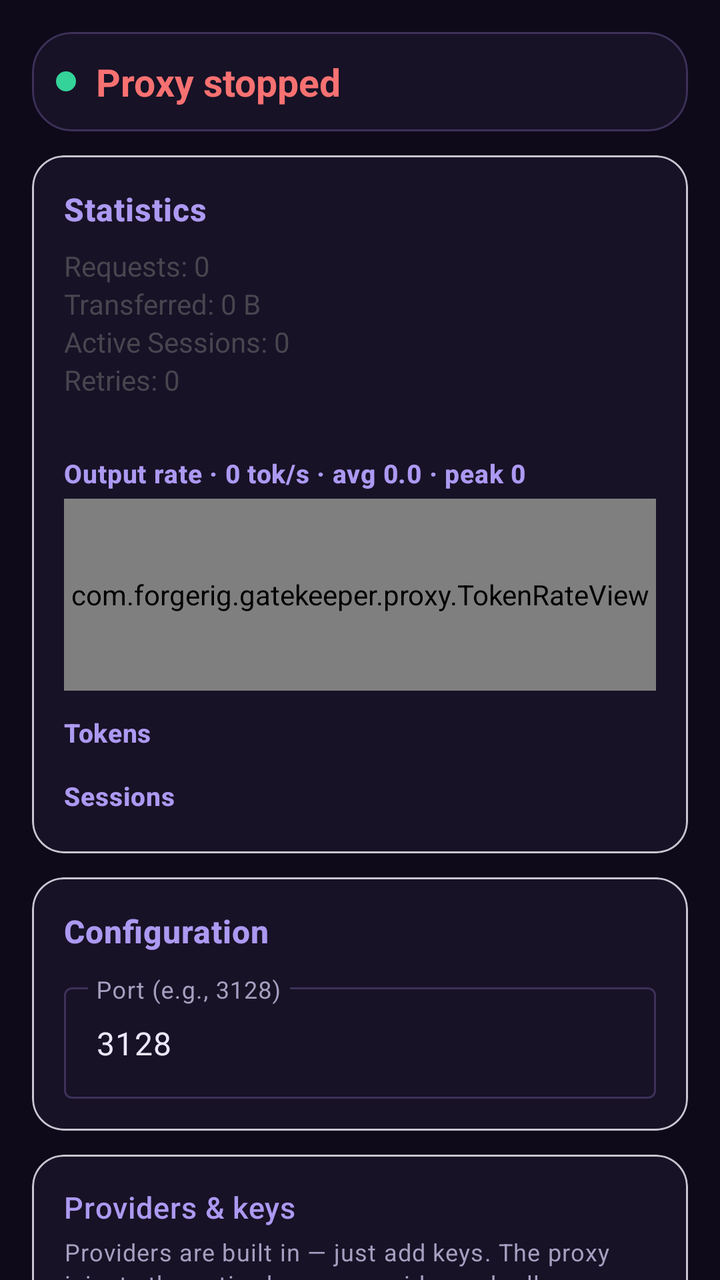
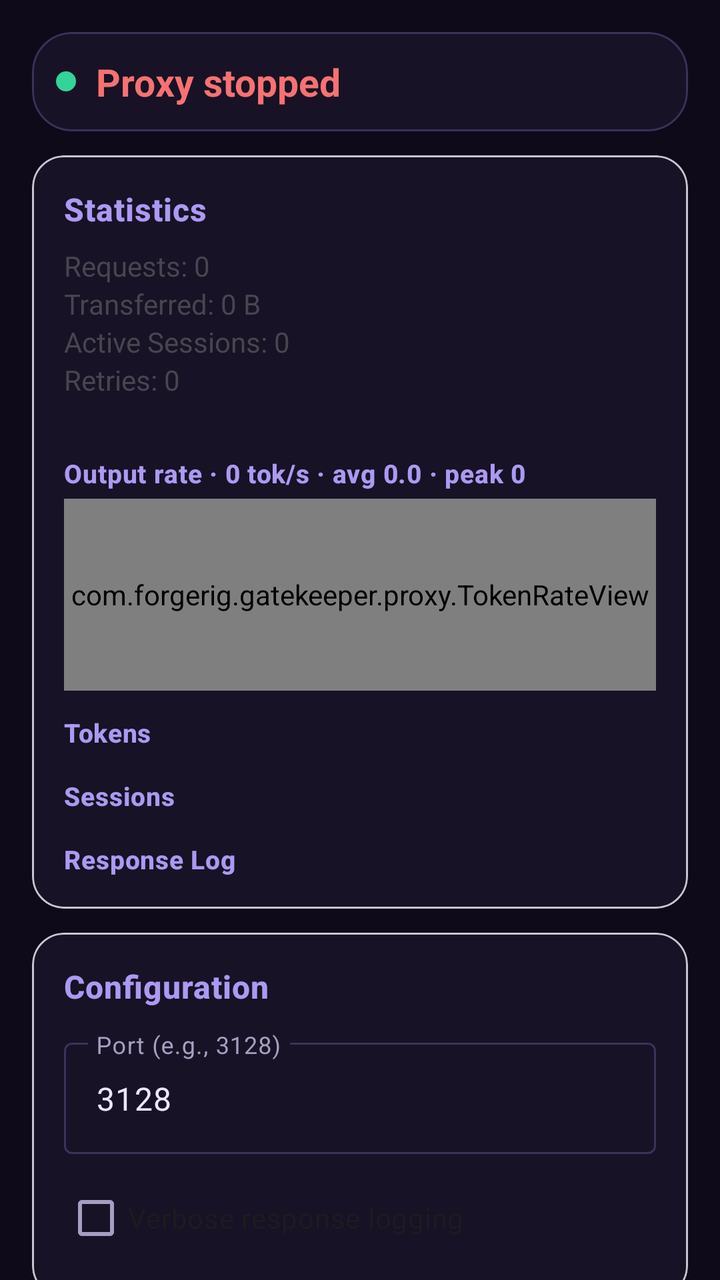

Two renders of the same Android screen: before a commit and after it. Below are the layout's source before the change and the commit's diff.
<!-- AndroidManifest.xml: activity theme Theme.ProxyApp.NoActionBar -->
<!-- res/layout/activity_main.xml -->
<?xml version="1.0" encoding="utf-8"?>
<androidx.constraintlayout.widget.ConstraintLayout
    xmlns:android="http://schemas.android.com/apk/res/android"
    xmlns:app="http://schemas.android.com/apk/res-auto"
    xmlns:tools="http://schemas.android.com/tools"
    android:layout_width="match_parent"
    android:layout_height="match_parent"
    android:fitsSystemWindows="true"
    tools:context=".MainActivity">

    <androidx.core.widget.NestedScrollView
        android:layout_width="match_parent"
        android:layout_height="0dp"
        android:fillViewport="true"
        app:layout_constraintBottom_toBottomOf="parent"
        app:layout_constraintTop_toTopOf="parent"
        app:layout_constraintStart_toStartOf="parent"
        app:layout_constraintEnd_toEndOf="parent">

        <LinearLayout
            android:layout_width="match_parent"
            android:layout_height="wrap_content"
            android:orientation="vertical"
            android:padding="16dp">

            <com.google.android.material.card.MaterialCardView
                android:id="@+id/statusCard"
                android:layout_width="match_parent"
                android:layout_height="wrap_content"
                android:layout_marginBottom="12dp"
                app:cardCornerRadius="20dp"
                app:strokeWidth="1dp"
                app:strokeColor="@color/outline"
                app:cardBackgroundColor="@color/surface">

                <LinearLayout
                    android:layout_width="match_parent"
                    android:layout_height="wrap_content"
                    android:orientation="vertical"
                    android:padding="12dp">

                    <LinearLayout
                        android:layout_width="match_parent"
                        android:layout_height="wrap_content"
                        android:orientation="horizontal"
                        android:gravity="center_vertical">

                        <View
                            android:id="@+id/statusDot"
                            android:layout_width="10dp"
                            android:layout_height="10dp"
                            android:layout_marginEnd="10dp"
                            android:background="@drawable/status_dot" />

                        <TextView
                            android:id="@+id/statusText"
                            android:layout_width="0dp"
                            android:layout_height="wrap_content"
                            android:layout_weight="1"
                            android:text="@string/proxy_stopped"
                            android:textSize="19sp"
                            android:textStyle="bold"
                            android:textColor="@color/red" />
                    </LinearLayout>

                    <TextView
                        android:id="@+id/portText"
                        android:layout_width="match_parent"
                        android:layout_height="wrap_content"
                        android:text=""
                        android:textSize="13sp"
                        android:gravity="center"
                        android:layout_marginTop="4dp"
                        android:textColor="@color/purple_200"
                        android:visibility="gone"/>

                    <TextView
                        android:id="@+id/upstreamText"
                        android:layout_width="match_parent"
                        android:layout_height="wrap_content"
                        android:text=""
                        android:textSize="12sp"
                        android:gravity="center"
                        android:layout_marginTop="2dp"
                        android:visibility="gone"/>
                </LinearLayout>
            </com.google.android.material.card.MaterialCardView>

            <com.google.android.material.card.MaterialCardView
                android:id="@+id/statsCard"
                android:layout_width="match_parent"
                android:layout_height="wrap_content"
                app:cardBackgroundColor="@color/surface"
                android:layout_marginBottom="12dp"
                app:cardCornerRadius="16dp">

                <LinearLayout
                    android:layout_width="match_parent"
                    android:layout_height="wrap_content"
                    android:orientation="vertical"
                    android:padding="16dp">

                    <TextView
                        android:layout_width="match_parent"
                        android:layout_height="wrap_content"
                        android:text="Statistics"
                        android:textSize="16sp"
                        android:textStyle="bold"
                        style="@style/Text.SectionTitle"/>

                    <TextView
                        android:id="@+id/requestsText"
                        android:layout_width="match_parent"
                        android:layout_height="wrap_content"
                        android:text="Requests: 0"
                        android:layout_marginTop="8dp"/>

                    <TextView
                        android:id="@+id/bytesText"
                        android:layout_width="match_parent"
                        android:layout_height="wrap_content"
                        android:text="Transferred: 0 B"/>

                    <TextView
                        android:id="@+id/sessionsText"
                        android:layout_width="match_parent"
                        android:layout_height="wrap_content"
                        android:text="Active Sessions: 0"/>

                    <TextView
                        android:id="@+id/retriesText"
                        android:layout_width="match_parent"
                        android:layout_height="wrap_content"
                        android:text="Retries: 0"/>

                    
                    <TextView
                        android:id="@+id/hostsText"
                        android:layout_width="match_parent"
                        android:layout_height="wrap_content"
                        android:textSize="12sp"
                        android:fontFamily="monospace"
                        android:text=""/>

                    
                    <TextView
                        android:id="@+id/rateTitleText"
                        android:layout_width="match_parent"
                        android:layout_height="wrap_content"
                        android:layout_marginTop="12dp"
                        android:text="Output rate · 0 tok/s · avg 0.0 · peak 0"
                        android:textSize="13sp"
                        android:textStyle="bold"
                        style="@style/Text.SectionTitle"/>

                    <com.forgerig.gatekeeper.proxy.TokenRateView
                        android:id="@+id/rateChart"
                        android:layout_width="match_parent"
                        android:layout_height="96dp"
                        android:layout_marginTop="4dp"/>

                    
                    <TextView
                        android:layout_width="match_parent"
                        android:layout_height="wrap_content"
                        android:layout_marginTop="12dp"
                        android:text="Tokens"
                        android:textSize="13sp"
                        android:textStyle="bold"
                        style="@style/Text.SectionTitle"/>

                    <TableLayout
                        android:id="@+id/tokensTable"
                        android:layout_width="match_parent"
                        android:layout_height="wrap_content"
                        android:layout_marginTop="4dp"
                        android:stretchColumns="1,2,3,4,5"
                        android:shrinkColumns="0">
                    </TableLayout>

                    <TextView
                        android:layout_width="match_parent"
                        android:layout_height="wrap_content"
                        android:layout_marginTop="10dp"
                        android:text="Sessions"
                        android:textSize="13sp"
                        android:textStyle="bold"
                        style="@style/Text.SectionTitle"/>

                    <LinearLayout
                        android:id="@+id/sessionsList"
                        android:layout_width="match_parent"
                        android:layout_height="wrap_content"
                        android:layout_marginTop="4dp"
                        android:orientation="vertical">
                    </LinearLayout>

                </LinearLayout>
            </com.google.android.material.card.MaterialCardView>

            <com.google.android.material.card.MaterialCardView
                android:id="@+id/configCard"
                android:layout_width="match_parent"
                android:layout_height="wrap_content"
                app:cardBackgroundColor="@color/surface"
                android:layout_marginBottom="12dp"
                app:cardCornerRadius="16dp">

                <LinearLayout
                    android:layout_width="match_parent"
                    android:layout_height="wrap_content"
                    android:orientation="vertical"
                    android:padding="16dp">

                    <TextView
                        android:layout_width="match_parent"
                        android:layout_height="wrap_content"
                        android:text="Configuration"
                        android:textSize="16sp"
                        android:textStyle="bold"
                        style="@style/Text.SectionTitle"/>

                    <com.google.android.material.textfield.TextInputLayout
                        android:layout_width="match_parent"
                        android:layout_height="wrap_content"
                        android:layout_marginTop="12dp"
                        android:hint="@string/port_hint"
                        style="@style/Widget.Material3.TextInputLayout.OutlinedBox">

                        <com.google.android.material.textfield.TextInputEditText
                            android:id="@+id/portInput"
                            android:layout_width="match_parent"
                            android:layout_height="wrap_content"
                            android:inputType="number"
                            android:text="3128"/>
                    </com.google.android.material.textfield.TextInputLayout>

                </LinearLayout>
            </com.google.android.material.card.MaterialCardView>

            <com.google.android.material.card.MaterialCardView
                android:id="@+id/providersCard"
                android:layout_width="match_parent"
                android:layout_height="wrap_content"
                android:layout_marginBottom="12dp"
                app:cardCornerRadius="16dp"
                app:cardBackgroundColor="@color/surface">

                <LinearLayout
                    android:layout_width="match_parent"
                    android:layout_height="wrap_content"
                    android:orientation="vertical"
                    android:padding="16dp">

                    <TextView
                        android:layout_width="match_parent"
                        android:layout_height="wrap_content"
                        style="@style/Text.SectionTitle"
                        android:text="@string/providers_title"/>

                    <TextView
                        android:layout_width="match_parent"
                        android:layout_height="wrap_content"
                        style="@style/Text.Hint"
                        android:layout_marginTop="4dp"
                        android:text="@string/providers_hint"/>

                    <TextView
                        android:id="@+id/providersSummaryText"
                        android:layout_width="match_parent"
                        android:layout_height="wrap_content"
                        android:layout_marginTop="8dp"
                        android:textSize="13sp"
                        android:fontFamily="monospace"
                        android:text="no providers configured"/>

                    <com.google.android.material.button.MaterialButton
                        android:id="@+id/addKeyButton"
                        android:layout_width="match_parent"
                        android:layout_height="wrap_content"
                        android:layout_marginTop="8dp"
                        android:text="@string/add_key"
                        style="@style/Widget.Material3.Button.TonalButton"/>

                    <LinearLayout
                        android:layout_width="match_parent"
                        android:layout_height="wrap_content"
                        android:orientation="horizontal"
                        android:layout_marginTop="8dp">

                        <com.google.android.material.button.MaterialButton
                            android:id="@+id/exportBackupButton"
                            android:layout_width="0dp"
                            android:layout_height="wrap_content"
                            android:layout_weight="1"
                            android:layout_marginEnd="4dp"
                            android:text="@string/export_backup"
                            style="@style/Widget.Material3.Button.OutlinedButton"/>

                        <com.google.android.material.button.MaterialButton
                            android:id="@+id/importBackupButton"
                            android:layout_width="0dp"
                            android:layout_height="wrap_content"
                            android:layout_weight="1"
                            android:layout_marginStart="4dp"
                            android:text="@string/import_backup"
                            style="@style/Widget.Material3.Button.OutlinedButton"/>
                    </LinearLayout>

                    <com.google.android.material.button.MaterialButton
                        android:id="@+id/exportCaButton"
                        android:layout_width="match_parent"
                        android:layout_height="wrap_content"
                        android:layout_marginTop="8dp"
                        android:text="@string/export_ca"
                        style="@style/Widget.Material3.Button.OutlinedButton"/>
                </LinearLayout>
            </com.google.android.material.card.MaterialCardView>

            <com.google.android.material.card.MaterialCardView
                android:id="@+id/eventsCard"
                android:layout_width="match_parent"
                android:layout_height="wrap_content"
                android:layout_marginBottom="12dp"
                app:cardCornerRadius="16dp"
                app:cardBackgroundColor="@color/surface">

                <LinearLayout
                    android:layout_width="match_parent"
                    android:layout_height="wrap_content"
                    android:orientation="vertical"
                    android:padding="16dp">

                    <TextView
                        android:layout_width="match_parent"
                        android:layout_height="wrap_content"
                        style="@style/Text.SectionTitle"
                        android:text="@string/events_title"/>

                    <ScrollView
                        android:id="@+id/eventsScrollView"
                        android:layout_width="match_parent"
                        android:layout_height="wrap_content"
                        android:maxHeight="220dp"
                        android:layout_marginTop="8dp"
                        android:background="@drawable/script_block_bg">

                        <TextView
                            android:id="@+id/eventsText"
                            android:layout_width="match_parent"
                            android:layout_height="wrap_content"
                            android:padding="10dp"
                            style="@style/Text.ScriptBlock"
                            android:text="No events yet — start the proxy."/>
                    </ScrollView>
                </LinearLayout>
            </com.google.android.material.card.MaterialCardView>

            <LinearLayout
                android:layout_width="match_parent"
                android:layout_height="wrap_content"
                android:orientation="horizontal"
                android:gravity="center"
                android:layout_marginTop="4dp">

                <com.google.android.material.button.MaterialButton
                    android:id="@+id/startStopButton"
                    android:layout_width="0dp"
                    android:layout_height="wrap_content"
                    android:layout_weight="1"
                    android:layout_marginEnd="8dp"
                    android:text="@string/start_proxy"
                    app:icon="@android:drawable/ic_media_play"/>

                <com.google.android.material.button.MaterialButton
                    android:id="@+id/exportButton"
                    android:layout_width="0dp"
                    android:layout_height="wrap_content"
                    android:layout_weight="1"
                    android:layout_marginStart="8dp"
                    android:text="@string/export_metrics"/>
            </LinearLayout>

            <com.google.android.material.button.MaterialButton
                android:id="@+id/clearButton"
                android:layout_width="match_parent"
                android:layout_height="wrap_content"
                android:layout_marginTop="8dp"
                android:text="@string/clear_metrics"
                style="@style/Widget.Material3.Button.OutlinedButton"/>

            <com.google.android.material.card.MaterialCardView
                android:id="@+id/setupScriptCard"
                android:layout_width="match_parent"
                android:layout_height="wrap_content"
                app:cardBackgroundColor="@color/surface"
                android:layout_marginTop="12dp"
                app:cardCornerRadius="16dp">

                <LinearLayout
                    android:layout_width="match_parent"
                    android:layout_height="wrap_content"
                    android:orientation="vertical"
                    android:padding="16dp">

                    <LinearLayout
                        android:id="@+id/setupScriptHeader"
                        android:layout_width="match_parent"
                        android:layout_height="wrap_content"
                        android:orientation="horizontal"
                        android:gravity="center_vertical"
                        android:clickable="true"
                        android:focusable="true">

                        <TextView
                            android:layout_width="0dp"
                            android:layout_height="wrap_content"
                            android:layout_weight="1"
                            android:text="@string/setup_script_title"
                            android:textSize="16sp"
                            android:textStyle="bold"
                            style="@style/Text.SectionTitle"/>

                        <ImageView
                            android:id="@+id/setupScriptExpandIcon"
                            android:layout_width="32dp"
                            android:layout_height="32dp"
                            android:padding="4dp"
                            android:src="@android:drawable/arrow_down_float"
                            android:contentDescription="@string/expand"/>
                    </LinearLayout>

                    <TextView
                        android:layout_width="match_parent"
                        android:layout_height="wrap_content"
                        android:text="@string/setup_script_hint"
                        style="@style/Text.Hint"
                        android:layout_marginTop="4dp"/>

                    <com.google.android.material.button.MaterialButton
                        android:id="@+id/copyScriptButton"
                        android:layout_width="wrap_content"
                        android:layout_height="wrap_content"
                        android:layout_marginTop="8dp"
                        android:text="@string/copy_setup_script"
                        app:icon="@android:drawable/ic_menu_save"
                        app:strokeWidth="1dp"
                        app:strokeColor="@color/outline"/>

                    <ScrollView
                        android:id="@+id/setupScriptScrollView"
                        android:layout_width="match_parent"
                        android:layout_height="wrap_content"
                        android:maxHeight="280dp"
                        android:layout_marginTop="8dp"
                        android:background="@drawable/script_block_bg"
                        android:visibility="gone">

                        <HorizontalScrollView
                            android:layout_width="match_parent"
                            android:layout_height="wrap_content">

                            <TextView
                                android:id="@+id/setupScriptText"
                                android:layout_width="wrap_content"
                                android:layout_height="wrap_content"
                                android:padding="10dp"
                                style="@style/Text.ScriptBlock"
                                android:textIsSelectable="true"/>
                        </HorizontalScrollView>
                    </ScrollView>
                </LinearLayout>
            </com.google.android.material.card.MaterialCardView>

            <com.google.android.material.card.MaterialCardView
                android:id="@+id/cleanupScriptCard"
                android:layout_width="match_parent"
                android:layout_height="wrap_content"
                app:cardBackgroundColor="@color/surface"
                android:layout_marginTop="12dp"
                android:layout_marginBottom="24dp"
                app:cardCornerRadius="16dp">

                <LinearLayout
                    android:layout_width="match_parent"
                    android:layout_height="wrap_content"
                    android:orientation="vertical"
                    android:padding="16dp">

                    <LinearLayout
                        android:id="@+id/cleanupScriptHeader"
                        android:layout_width="match_parent"
                        android:layout_height="wrap_content"
                        android:orientation="horizontal"
                        android:gravity="center_vertical"
                        android:clickable="true"
                        android:focusable="true">

                        <TextView
                            android:layout_width="0dp"
                            android:layout_height="wrap_content"
                            android:layout_weight="1"
                            android:text="@string/cleanup_script_title"
                            android:textSize="16sp"
                            android:textStyle="bold"
                            style="@style/Text.SectionTitle"/>

                        <ImageView
                            android:id="@+id/cleanupScriptExpandIcon"
                            android:layout_width="32dp"
                            android:layout_height="32dp"
                            android:padding="4dp"
                            android:src="@android:drawable/arrow_down_float"
                            android:contentDescription="@string/expand"/>
                    </LinearLayout>

                    <TextView
                        android:layout_width="match_parent"
                        android:layout_height="wrap_content"
                        android:text="@string/cleanup_script_hint"
                        style="@style/Text.Hint"
                        android:layout_marginTop="4dp"/>

                    <com.google.android.material.button.MaterialButton
                        android:id="@+id/copyCleanupButton"
                        android:layout_width="wrap_content"
                        android:layout_height="wrap_content"
                        android:layout_marginTop="8dp"
                        android:text="@string/copy_cleanup_script"
                        app:icon="@android:drawable/ic_menu_save"
                        app:strokeWidth="1dp"
                        app:strokeColor="@color/outline"/>

                    <ScrollView
                        android:id="@+id/cleanupScriptScrollView"
                        android:layout_width="match_parent"
                        android:layout_height="wrap_content"
                        android:maxHeight="280dp"
                        android:layout_marginTop="8dp"
                        android:background="@drawable/script_block_bg"
                        android:visibility="gone">

                        <HorizontalScrollView
                            android:layout_width="match_parent"
                            android:layout_height="wrap_content">

                            <TextView
                                android:id="@+id/cleanupScriptText"
                                android:layout_width="wrap_content"
                                android:layout_height="wrap_content"
                                android:padding="8dp"
                                android:textSize="11sp"
                                android:fontFamily="monospace"
                                android:textIsSelectable="true"/>
                        </HorizontalScrollView>
                    </ScrollView>
                </LinearLayout>
            </com.google.android.material.card.MaterialCardView>
        </LinearLayout>
    </androidx.core.widget.NestedScrollView>
</androidx.constraintlayout.widget.ConstraintLayout>
<!-- resources referenced by this layout -->
<resources>
  <color name="outline">#FF3D3159</color>
  <color name="purple_200">#FFB9A3F8</color>
  <color name="red">#FFF87171</color>
  <color name="surface">#FF171226</color>
  <!-- drawable script_block_bg (drawable) -->
  <?xml version="1.0" encoding="utf-8"?>
  <shape xmlns:android="http://schemas.android.com/apk/res/android"
      android:shape="rectangle">
      <solid android:color="@color/surface_high" />
      <stroke
          android:width="1dp"
          android:color="@color/outline_variant" />
      <corners android:radius="12dp" />
  </shape>
  <!-- drawable status_dot (drawable) -->
  <?xml version="1.0" encoding="utf-8"?>
  <shape xmlns:android="http://schemas.android.com/apk/res/android"
      android:shape="oval">
      <solid android:color="@color/status_running" />
      <size
          android:width="10dp"
          android:height="10dp" />
  </shape>
  <string name="add_key">Add key</string>
  <string name="cleanup_script_hint">Copy and paste into Termux / proot Ubuntu to remove proxy env, kill daemon, clear metrics.</string>
  <string name="cleanup_script_title">Terminal cleanup script</string>
  <string name="clear_metrics">Clear Metrics</string>
  <string name="copy_cleanup_script">Copy cleanup script</string>
  <string name="copy_setup_script">Copy setup script</string>
  <string name="events_title">Recent events</string>
  <string name="expand">Expand</string>
  <string name="export_backup">Export backup</string>
  <string name="export_ca">Export MITM CA</string>
  <string name="export_metrics">Export Metrics</string>
  <string name="import_backup">Import backup</string>
  <string name="port_hint">Port (e.g., 3128)</string>
  <string name="providers_hint">Providers are built in — just add keys. The proxy injects the active key per provider and rolls over on 429/401. Secrets stay encrypted on-device.</string>
  <string name="providers_title">Providers &amp; keys</string>
  <string name="proxy_stopped">Proxy stopped</string>
  <string name="setup_script_hint">Copy and paste into Termux / proot Ubuntu to route opencode through this proxy.</string>
  <string name="setup_script_title">Terminal setup script</string>
  <string name="start_proxy">Start Proxy</string>
  <style name="Text.Hint" parent="TextAppearance.Material3.BodySmall">
          <item name="android:textColor">@color/hint_text</item>
      </style>
  <style name="Text.ScriptBlock" parent="TextAppearance.Material3.BodySmall">
          <item name="android:textColor">@color/on_surface</item>
          <item name="android:fontFamily">monospace</item>
          <item name="android:textSize">11sp</item>
      </style>
  <style name="Text.SectionTitle" parent="TextAppearance.Material3.TitleMedium">
          <item name="android:textColor">@color/title_violet</item>
          <item name="android:textSize">15sp</item>
          <item name="android:letterSpacing">0.02</item>
      </style>
  <style name="Theme.ProxyApp.NoActionBar">
          <item name="windowActionBar">false</item>
          <item name="windowNoTitle">true</item>
      </style>
  <color name="surface_high">#FF241B3D</color>
  <color name="outline_variant">#FF2C2342</color>
  <color name="status_running">#FF34D399</color>
  <color name="hint_text">#FFA79FC0</color>
  <color name="on_surface">#FFEDE7FB</color>
  <color name="title_violet">#FFAC99F1</color>
</resources>

<!-- the commit's change to res/layout/activity_main.xml (unified diff, before → after) -->
@@ -195,6 +195,25 @@
                         android:orientation="vertical">
                     </LinearLayout>
 
+                    
+                    <TextView
+                        android:layout_width="match_parent"
+                        android:layout_height="wrap_content"
+                        android:layout_marginTop="10dp"
+                        android:text="Response Log"
+                        android:textSize="13sp"
+                        android:textStyle="bold"
+                        style="@style/Text.SectionTitle"/>
+
+                    <LinearLayout
+                        android:id="@+id/responseLogList"
+                        android:layout_width="match_parent"
+                        android:layout_height="wrap_content"
+                        android:layout_marginTop="4dp"
+                        android:orientation="vertical"
+                        android:visibility="gone">
+                    </LinearLayout>
+
                 </LinearLayout>
             </com.google.android.material.card.MaterialCardView>
 
@@ -227,13 +246,21 @@
                         android:hint="@string/port_hint"
                         style="@style/Widget.Material3.TextInputLayout.OutlinedBox">
 
-                        <com.google.android.material.textfield.TextInputEditText
-                            android:id="@+id/portInput"
-                            android:layout_width="match_parent"
-                            android:layout_height="wrap_content"
-                            android:inputType="number"
-                            android:text="3128"/>
+                    <com.google.android.material.textfield.TextInputEditText
+                        android:id="@+id/portInput"
+                        android:layout_width="match_parent"
+                        android:layout_height="wrap_content"
+                        android:inputType="number"
+                        android:text="3128"/>
                     </com.google.android.material.textfield.TextInputLayout>
+
+                    
+                    <com.google.android.material.checkbox.MaterialCheckBox
+                        android:id="@+id/verboseLoggingCheckbox"
+                        android:layout_width="match_parent"
+                        android:layout_height="wrap_content"
+                        android:layout_marginTop="8dp"
+                        android:text="Verbose response logging"/>
 
                 </LinearLayout>
             </com.google.android.material.card.MaterialCardView>
